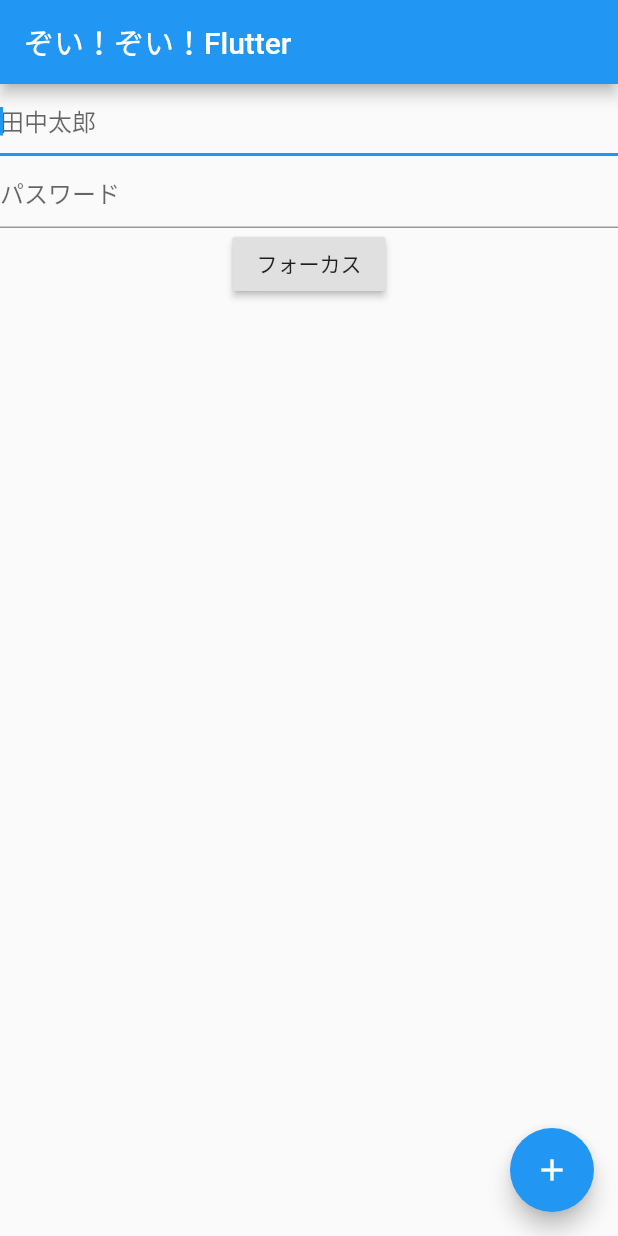
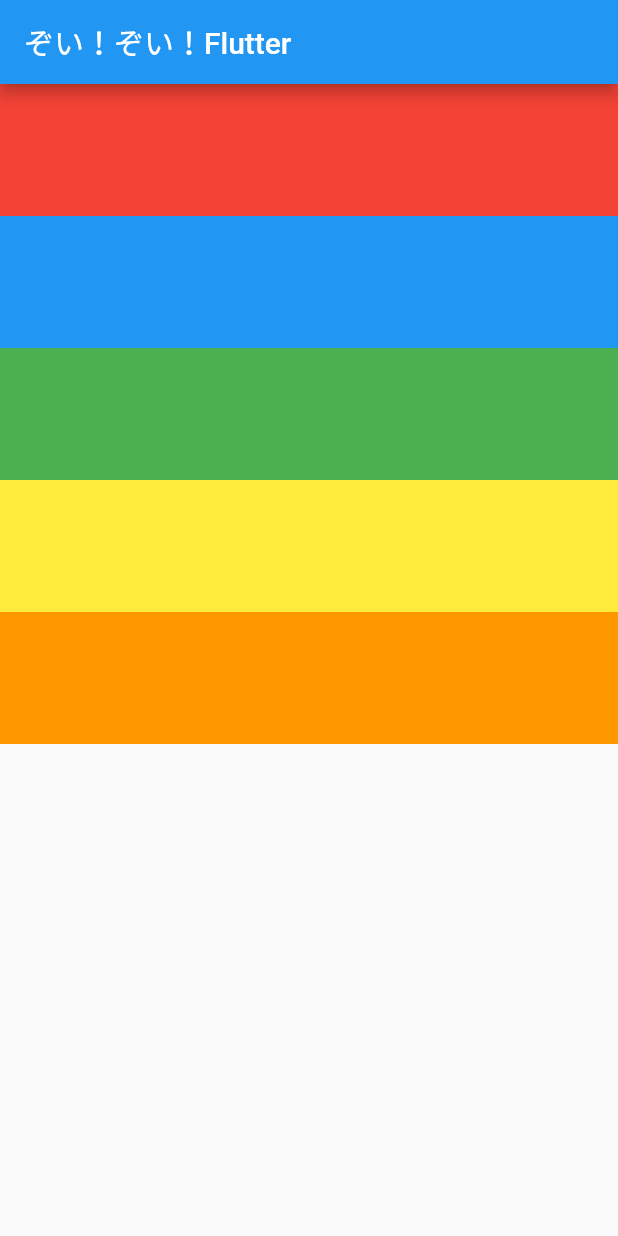
Before and after one commit to ichi-nakashima/coriander, a Flutter app: the screen it shows after launch, on a phone screen of 412 x 824 dp. Run offline on Flutter 3.47's test engine with Material 2 defaults, Android fonts, the phone set to English and light mode, and no system bars.

```diff
--- a/lib/main.dart
+++ b/lib/main.dart
@@ -34,21 +34,7 @@ class MyHomePage extends StatefulWidget {
 }
 
 class _MyHomePageState extends State<MyHomePage> {
-  int _counter = 0;
-
-  void _incrementCounter() {
-    setState(() {
-      _counter++;
-    });
-  }
-
-  String text = "次へ";
-
-  final myFocusNode = FocusNode();
-
-  String name;
-
-  final myController = TextEditingController();
+  final items = List<String>.generate(10000, (i) => "ichinaka $i");
 
   @override
   Widget build(BuildContext context) {
@@ -59,106 +45,47 @@ class _MyHomePageState extends State<MyHomePage> {
       ),
       body: Container(
         width: double.infinity,
-        child: Column(
+        child: ListView(
+          // This next line does the trick.
+          scrollDirection: Axis.vertical,
           children: <Widget>[
-            TextField(
-              autofocus: true,
-              decoration: InputDecoration(
-                hintText: '田中太郎',
-              ),
-              onChanged: (text) {
-                name = text;
-                print("First text field: $text");
-              },
+//            Column(
+//              children: <Widget>[
+//                Expanded(
+//                  child: Image.network(
+//                      'https://connpass-tokyo.s3.amazonaws.com/user/313720/3df4a3856ec741459c93d66e8f3dd03a.jpeg'),
+//                ),
+//                Text('ichinaka'),
+//              ],
+//            ),
+            Container(
+              width: 160.0,
+              height: 88,
+              color: Colors.red,
             ),
-            TextField(
-              controller: myController,
-              focusNode: myFocusNode,
-              decoration: InputDecoration(
-                hintText: 'パスワード',
-              ),
+            Container(
+              width: 160.0,
+              height: 88,
+              color: Colors.blue,
             ),
-            RaisedButton(
-              child: Text('フォーカス'),
-              onPressed: () {
-                showDialog(
-                  context: context,
-                  builder: (context) {
-                    return AlertDialog(
-                      // Retrieve the text the user has entered by using the
-                      // TextEditingController.
-                      content: Text(name),
-                    );
-                  },
-                );
-              },
+            Container(
+              width: 160.0,
+              height: 88,
+              color: Colors.green,
+            ),
+            Container(
+              width: 160.0,
+              height: 88,
+              color: Colors.yellow,
+            ),
+            Container(
+              width: 160.0,
+              height: 88,
+              color: Colors.orange,
             ),
           ],
         ),
-//        child: Column(
-//          mainAxisAlignment: MainAxisAlignment.center,
-//          crossAxisAlignment: CrossAxisAlignment.center,
-//          children: <Widget>[
-//            Container(
-//              width: double.infinity,
-//              child: Text(
-//                'ichinakaさん',
-//                textAlign: TextAlign.center,
-//                style: TextStyle(
-//                  fontSize: 40,
-////                color: Colors.deepPurple,
-////                fontWeight: FontWeight.w500,
-////                fontStyle: FontStyle.italic,
-////                decoration: TextDecoration.underline,
-//                  foreground: Paint()
-//                    ..style = PaintingStyle.stroke
-//                    ..strokeWidth = 6
-//                    ..color = Colors.deepPurple,
-//                ),
-//              ),
-//            ),
-//            DefaultTextStyle(
-//              style: TextStyle(
-//                fontSize: 20,
-//                color: Colors.purple,
-//              ),
-//              child: Column(
-//                children: <Widget>[
-//                  Text('ジーコさん'),
-//                  Text('ジーコさん'),
-//                  Text('ジーコさん'),
-//                ],
-//              ),
-//            ),
-//            Text('ジーコさん'),
-////            Image.asset('images/IMG_2186.jpeg'),
-////            Icon(
-////              Icons.directions_car,
-////              size: 60,
-////            ),
-////            RaisedButton(
-////              child: Text(text),
-////              onPressed: () async {
-////                // 画面遷移のコード
-//////              Navigator.pushNamed(context, '/next');
-////                final result = await Navigator.push(
-////                  context,
-////                  MaterialPageRoute(
-////                    builder: (context) => NextPage('ichinaka'),
-////                  ),
-////                );
-////                text = result;
-////                print(result);
-////              },
-////            ),
-//          ],
-//        ),
       ),
-      floatingActionButton: FloatingActionButton(
-        onPressed: _incrementCounter,
-        tooltip: 'Increment',
-        child: Icon(Icons.add),
-      ), // This trailing comma makes auto-formatting nicer for build methods.
     );
   }
 }
```
Also changed, not shown: pubspec.lock, 1 other file.
